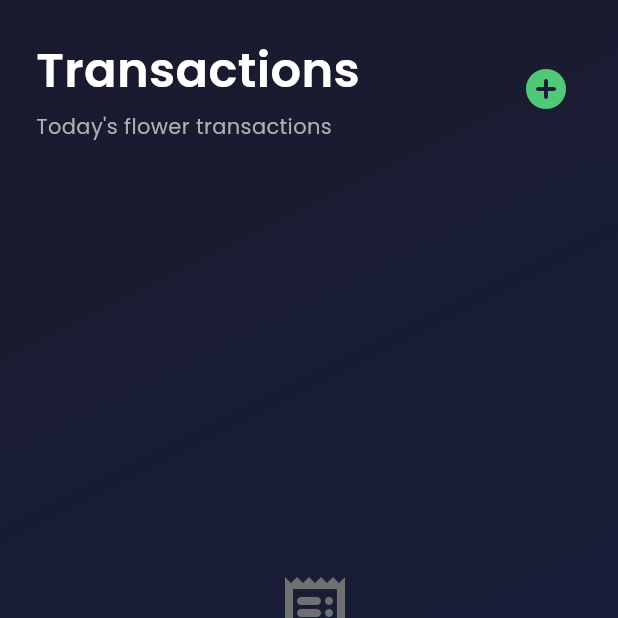
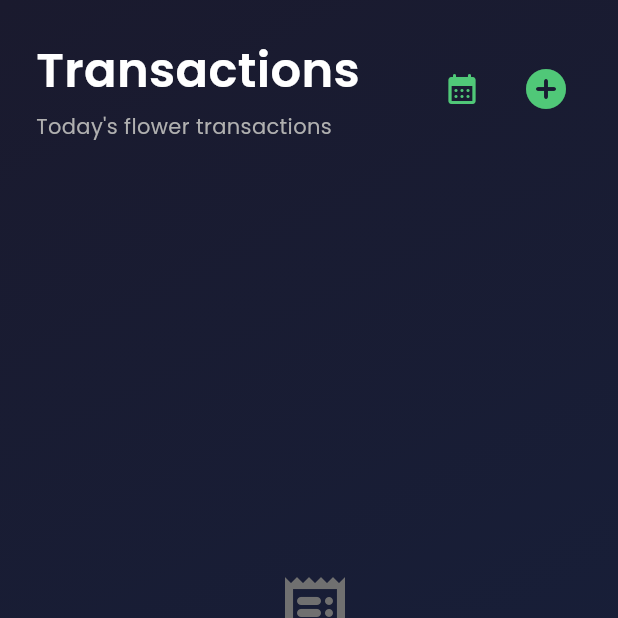
Before and after one commit to BarathWorks/Flower_Management_App, a Flutter app: the screen it shows after launch, item 2 of the bottom bar chosen, on a phone screen of 412 x 824 dp, the top half of it. Run offline on Flutter 3.47's test engine with Material 3 defaults, Android fonts, the phone set to English and light mode, and no system bars; our stand-ins replace dartz, equatable, flutter_bloc, get_it, google_fonts, logger and 2 more; missing offline and left inert: postgres.

Commit message:
feat: add TransactionScreen to display daily flower transactions with date selection and add functionality

```diff
--- a/lib/presentation/screens/transaction/transaction_screen.dart
+++ b/lib/presentation/screens/transaction/transaction_screen.dart
@@ -1,6 +1,7 @@
 import 'package:flutter/material.dart';
 import 'package:flutter_bloc/flutter_bloc.dart';
 import '../../../core/utils/constants.dart';
+import '../../../core/utils/formatters.dart';
 import '../../../core/utils/typography.dart';
 import '../../bloc/transaction/transaction_bloc.dart';
 import '../../bloc/transaction/transaction_event.dart';
@@ -16,10 +17,63 @@ class TransactionScreen extends StatefulWidget {
 }
 
 class _TransactionScreenState extends State<TransactionScreen> {
+  DateTime _selectedDate = DateTime.now();
+
   @override
   void initState() {
     super.initState();
-    context.read<TransactionBloc>().add(LoadTodayDailyEntries());
+    _loadTransactions();
+  }
+
+  void _loadTransactions() {
+    if (_isToday(_selectedDate)) {
+      context.read<TransactionBloc>().add(LoadTodayDailyEntries());
+    } else {
+      context
+          .read<TransactionBloc>()
+          .add(LoadDailyEntriesByDate(_selectedDate));
+    }
+  }
+
+  bool _isToday(DateTime date) {
+    final now = DateTime.now();
+    return date.year == now.year &&
+        date.month == now.month &&
+        date.day == now.day;
+  }
+
+  Future<void> _selectDate(BuildContext context) async {
+    final DateTime? picked = await showDatePicker(
+      context: context,
+      initialDate: _selectedDate,
+      firstDate: DateTime(2020),
+      lastDate: DateTime.now(),
+      builder: (context, child) {
+        return Theme(
+          data: Theme.of(context).copyWith(
+            colorScheme: const ColorScheme.light(
+              primary: AppColors.primaryEmerald,
+              onPrimary: Colors.white,
+              onSurface: AppColors.textPrimary,
+            ),
+          ),
+          child: child!,
+        );
+      },
+    );
+    if (picked != null && picked != _selectedDate) {
+      setState(() {
+        _selectedDate = picked;
+      });
+      _loadTransactions();
+    }
+  }
+
+  void _resetToToday() {
+    setState(() {
+      _selectedDate = DateTime.now();
+    });
+    _loadTransactions();
   }
 
   @override
@@ -41,12 +95,28 @@ class _TransactionScreenState extends State<TransactionScreen> {
                       ),
                       const SizedBox(height: AppSpacing.xs),
                       Text(
-                        'Today\'s flower transactions',
+                        _isToday(_selectedDate)
+                            ? 'Today\'s flower transactions'
+                            : 'Transactions for ${AppFormatters.formatDate(_selectedDate)}',
                         style: AppTypography.bodyMedium,
                       ),
                     ],
                   ),
                 ),
+                if (!_isToday(_selectedDate))
+                  IconButton(
+                    onPressed: _resetToToday,
+                    tooltip: 'Reset to Today',
+                    icon: const Icon(Icons.today_rounded),
+                    color: AppColors.primaryEmerald,
+                  ),
+                IconButton(
+                  onPressed: () => _selectDate(context),
+                  tooltip: 'Select Date',
+                  icon: const Icon(Icons.calendar_month_rounded),
+                  color: AppColors.primaryEmerald,
+                ),
+                const SizedBox(width: 8),
                 IconButton(
                   onPressed: () {
                     Navigator.push(
@@ -56,6 +126,7 @@ class _TransactionScreenState extends State<TransactionScreen> {
                       ),
                     );
                   },
+                  tooltip: 'Add Transaction',
                   icon: const Icon(Icons.add_circle_rounded),
                   color: AppColors.primaryEmerald,
                   iconSize: 32,
@@ -105,7 +176,9 @@ class _TransactionScreenState extends State<TransactionScreen> {
                           ),
                           const SizedBox(height: AppSpacing.md),
                           Text(
-                            'No transactions today',
+                            _isToday(_selectedDate)
+                                ? 'No transactions today'
+                                : 'No transactions on this date',
                             style: AppTypography.bodyLarge,
                           ),
                         ],
@@ -115,9 +188,10 @@ class _TransactionScreenState extends State<TransactionScreen> {
 
                   return RefreshIndicator(
                     onRefresh: () async {
-                      context
-                          .read<TransactionBloc>()
-                          .add(RefreshTransactions());
+                      // We need to reload based on selected date, but RefreshTransactions usually just reloads today or current view.
+                      // Ideally RefreshTransactions event should handle current view context or we just trigger load again.
+                      // For now, let's just trigger load again for simplicity.
+                      _loadTransactions();
                     },
                     child: ListView.builder(
                       padding: const EdgeInsets.fromLTRB(
@@ -142,9 +216,7 @@ class _TransactionScreenState extends State<TransactionScreen> {
                               ),
                             );
                             if (context.mounted) {
-                              context
-                                  .read<TransactionBloc>()
-                                  .add(LoadTodayDailyEntries());
+                              _loadTransactions();
                             }
                           },
                           child: Container(
```
